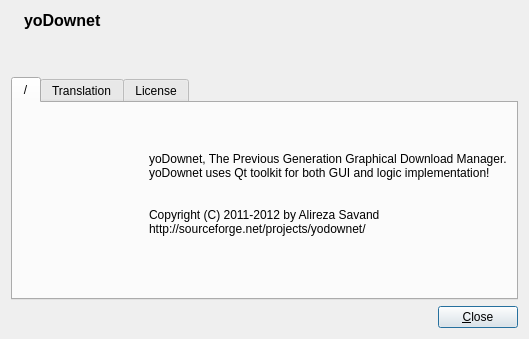
Old version of the form ui/dialog/aboutdialog.ui in the repository Alir3z4/yoDownet.
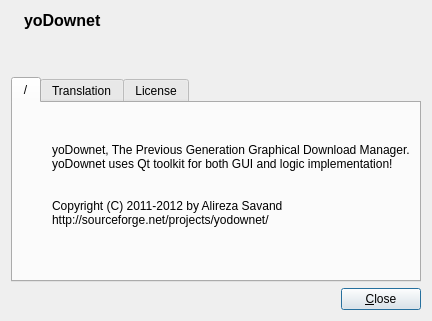
New version of the form. Icons and pictures are not drawn.

Commit message: AboutDialog window size changed

```diff
--- a/ui/dialog/aboutdialog.ui
+++ b/ui/dialog/aboutdialog.ui
@@ -6,8 +6,8 @@
    <rect>
     <x>0</x>
     <y>0</y>
-    <width>529</width>
-    <height>339</height>
+    <width>432</width>
+    <height>321</height>
    </rect>
   </property>
   <property name="windowTitle">
```
